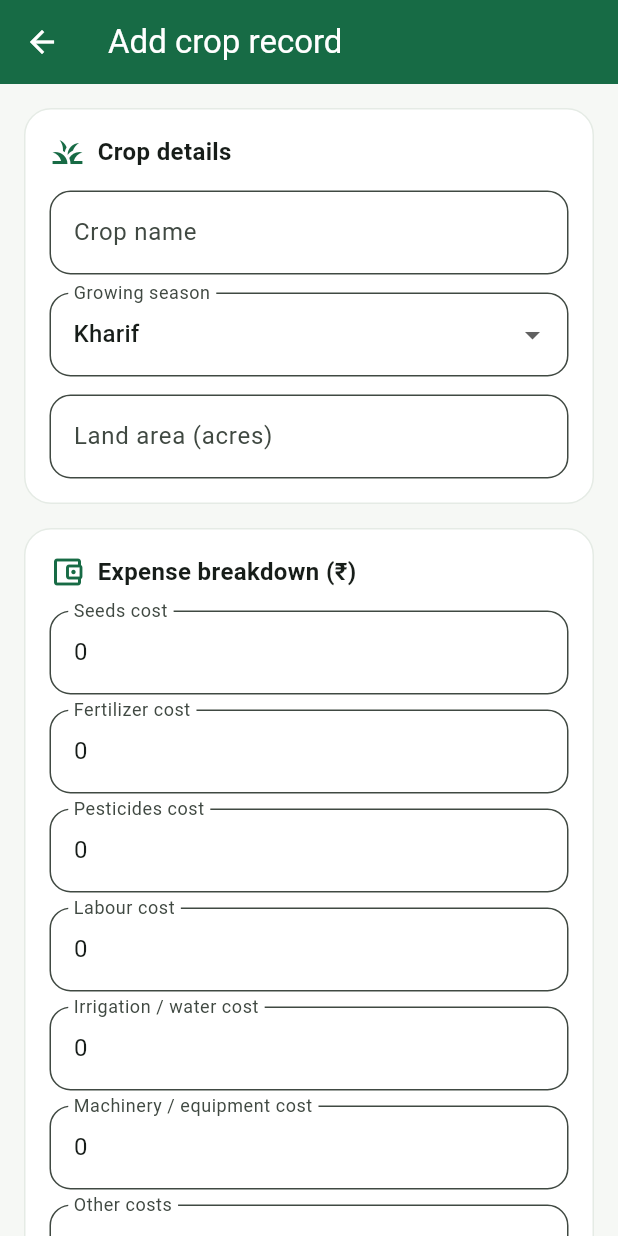
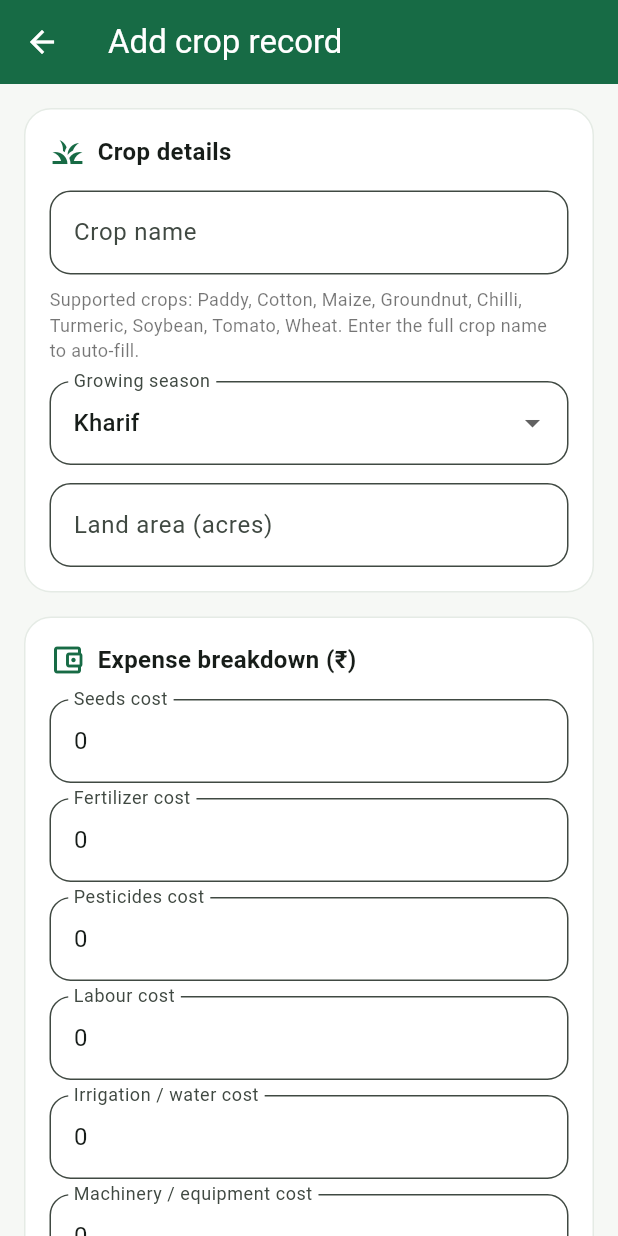
Before and after one commit to peddintiraghava179-commits/farmer, a Flutter app: the AddCropPage screen opened directly, on a phone screen of 412 x 824 dp. Run offline on Flutter 3.47's test engine with Material 3 defaults, Android fonts, the phone set to English and light mode, and no system bars; our stand-ins replace shared_preferences; accounts and stored records are empty.

Commit message:
Add crop-based automatic cost and income estimates

```diff
--- a/lib/main.dart
+++ b/lib/main.dart
@@ -6,6 +6,20 @@ void main() => runApp(const FarmerExpenseApp());
 
 const farmGreen = Color(0xFF176B45);
 const paleGreen = Color(0xFFEAF5EE);
+
+// Illustrative per-acre planning benchmarks, not live mandi prices.
+const cropBenchmarks = <String, Map<String, double>>{
+  'paddy': {'seeds':1800,'fertilizer':5200,'pesticides':2600,'labour':8500,'irrigation':3000,'machinery':4200,'other':1800,'yield':25,'price':2300},
+  'rice': {'seeds':1800,'fertilizer':5200,'pesticides':2600,'labour':8500,'irrigation':3000,'machinery':4200,'other':1800,'yield':25,'price':2300},
+  'cotton': {'seeds':2000,'fertilizer':4800,'pesticides':5200,'labour':9000,'irrigation':2600,'machinery':2800,'other':2200,'yield':8,'price':7200},
+  'maize': {'seeds':1600,'fertilizer':4300,'pesticides':1800,'labour':5200,'irrigation':2200,'machinery':3000,'other':1500,'yield':28,'price':2200},
+  'groundnut': {'seeds':3200,'fertilizer':3000,'pesticides':1600,'labour':6500,'irrigation':1800,'machinery':2200,'other':1400,'yield':8,'price':6000},
+  'chilli': {'seeds':3500,'fertilizer':6500,'pesticides':7000,'labour':14000,'irrigation':3500,'machinery':1800,'other':3500,'yield':12,'price':11000},
+  'turmeric': {'seeds':9000,'fertilizer':6500,'pesticides':3000,'labour':12000,'irrigation':3000,'machinery':2500,'other':3000,'yield':25,'price':9000},
+  'soybean': {'seeds':2200,'fertilizer':3000,'pesticides':1800,'labour':4500,'irrigation':800,'machinery':2200,'other':1200,'yield':8,'price':4500},
+  'tomato': {'seeds':4500,'fertilizer':6000,'pesticides':5000,'labour':11000,'irrigation':3500,'machinery':2000,'other':4000,'yield':100,'price':1200},
+  'wheat': {'seeds':1800,'fertilizer':4000,'pesticides':1500,'labour':4000,'irrigation':2200,'machinery':2600,'other':1200,'yield':18,'price':2425},
+};
 
 String rupees(num n) => '₹${n.toStringAsFixed(2)}';
 
@@ -175,7 +189,22 @@ class _AddCropPageState extends State<AddCropPage> {
   final keys=['acres','seeds','fertilizer','pesticides','labour','irrigation','machinery','other','yield','price'];
   late final Map<String,TextEditingController> c={for(final k in keys) k:TextEditingController(text:['seeds','fertilizer','pesticides','labour','irrigation','machinery','other'].contains(k)?'0':'')};
   String season='Kharif';
+  String? estimateFor;
   double n(String k)=>double.tryParse(c[k]!.text.trim())??0;
+
+  void applyCropEstimate(String raw) {
+    final name = raw.trim().toLowerCase();
+    final benchmark = cropBenchmarks[name];
+    if (benchmark == null) return;
+    final acres = n('acres') > 0 ? n('acres') : 1.0;
+    setState(() {
+      estimateFor = name;
+      for (final key in ['seeds','fertilizer','pesticides','labour','irrigation','machinery','other','yield','price']) {
+        final value = key == 'price' ? benchmark[key]! : benchmark[key]! * acres;
+        c[key]!.text = value.toStringAsFixed(0);
+      }
+    });
+  }
   double get cost=>['seeds','fertilizer','pesticides','labour','irrigation','machinery','other'].fold(0,(s,k)=>s+n(k));
   double get revenue=>n('yield')*n('price');
   @override
@@ -203,13 +232,40 @@ class _AddCropPageState extends State<AddCropPage> {
     body:Form(key:formKey,child:ListView(padding:const EdgeInsets.all(16),children:[
       section('Crop details',Icons.grass,[
         TextFormField(controller:crop,textCapitalization:TextCapitalization.words,
-          decoration:const InputDecoration(labelText:'Crop name',hintText:'Paddy, cotton, maize'),
+          decoration:const InputDecoration(labelText:'Crop name',hintText:'Paddy, cotton, maize, chilli'),
+          onChanged:(v) {
+            final key = v.trim().toLowerCase();
+            if (cropBenchmarks.containsKey(key)) applyCropEstimate(key);
+          },
           validator:(v)=>v==null||v.trim().isEmpty?'Enter crop name':null),
+        const SizedBox(height:8),
+        const Text('Supported crops: Paddy, Cotton, Maize, Groundnut, Chilli, Turmeric, Soybean, Tomato, Wheat. Enter the full crop name to auto-fill.',
+          style:TextStyle(fontSize:12,color:Colors.black54)),
         const SizedBox(height:12),
         DropdownButtonFormField<String>(value:season,decoration:const InputDecoration(labelText:'Growing season'),
           items:['Kharif','Rabi','Zaid','Year-round','Other'].map((s)=>DropdownMenuItem(value:s,child:Text(s))).toList(),
           onChanged:(v)=>setState(()=>season=v??season)),
-        const SizedBox(height:12),numberField('acres','Land area (acres)',positive:true)]),
+        const SizedBox(height:12),
+        TextFormField(controller:c['acres'],keyboardType:const TextInputType.numberWithOptions(decimal:true),
+          decoration:const InputDecoration(labelText:'Land area (acres)'),
+          validator:(v)=>validate(v,positive:true),
+          onChanged:(v) {
+            final acres = double.tryParse(v.trim());
+            final benchmark = cropBenchmarks[crop.text.trim().toLowerCase()];
+            if (acres != null && acres > 0 && benchmark != null) {
+              setState(() {
+                for (final k in ['seeds','fertilizer','pesticides','labour','irrigation','machinery','other','yield']) {
+                  c[k]!.text = (benchmark[k]! * acres).toStringAsFixed(0);
+                }
+              });
+            }
+          }),
+        if (estimateFor != null) ...[
+          const SizedBox(height:10),
+          Container(padding:const EdgeInsets.all(12),decoration:BoxDecoration(color:paleGreen,borderRadius:BorderRadius.circular(12)),
+            child:const Text('These are planning estimates, not live market data. Costs and yield vary by region and season. Confirm the local mandi price and edit values before saving.',
+              style:TextStyle(fontSize:12,color:farmGreen))),
+        ]]),
       section('Expense breakdown (₹)',Icons.account_balance_wallet_outlined,[
         numberField('seeds','Seeds cost'),const SizedBox(height:10),
         numberField('fertilizer','Fertilizer cost'),const SizedBox(height:10),
@@ -223,7 +279,9 @@ class _AddCropPageState extends State<AddCropPage> {
             Text(rupees(cost),style:const TextStyle(color:farmGreen,fontWeight:FontWeight.bold,fontSize:17))]))]),
       section('Expected harvest & income',Icons.trending_up,[
         numberField('yield','Expected yield (quintals)',positive:true),const SizedBox(height:10),
-        numberField('price','Selling price per quintal (₹)',positive:true),const SizedBox(height:14),
+        numberField('price','Selling price per quintal (₹)',positive:true),const SizedBox(height:8),
+        const Text('The default selling price is indicative, not live. Confirm today’s price at your nearest mandi.',
+          style:TextStyle(fontSize:12,color:Colors.black54)),const SizedBox(height:14),
         Text('Expected income: ${rupees(revenue)}',style:const TextStyle(fontWeight:FontWeight.bold,color:farmGreen,fontSize:16)),
         const SizedBox(height:6),Text('${revenue>=cost?'Estimated profit':'Estimated loss'}: ${rupees((revenue-cost).abs())}',
           style:TextStyle(fontWeight:FontWeight.bold,color:revenue>=cost?farmGreen:Colors.red,fontSize:16))]),
```
